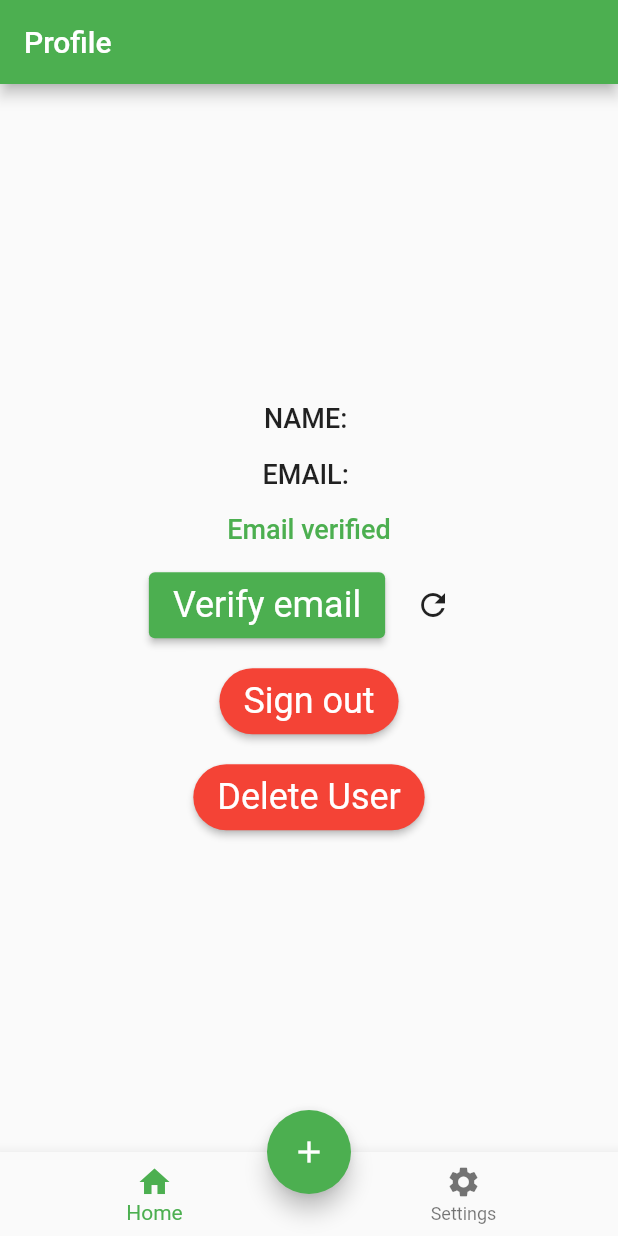
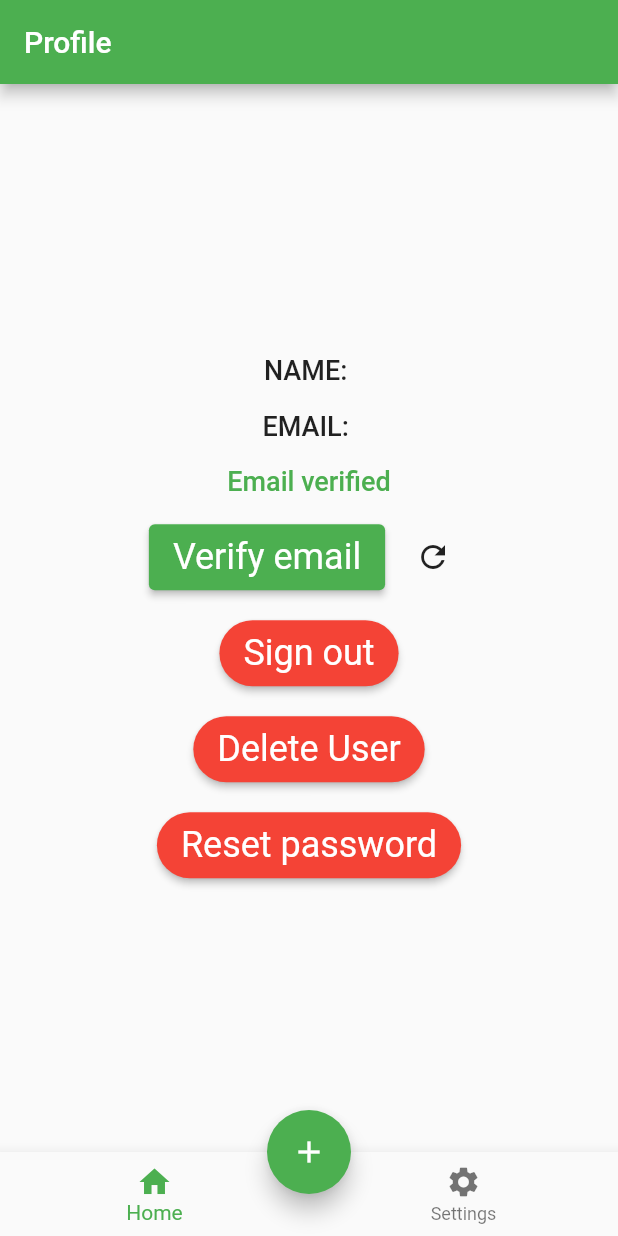
Before and after one commit to fredrikhoelseter/WhatsInMyFridge, a Flutter app: the ProfilePage screen opened directly with empty values, on a phone screen of 412 x 824 dp. Run offline on Flutter 3.47's test engine with Material 2 defaults, Android fonts, the phone set to English and light mode, and no system bars; our stand-ins replace firebase_auth, firebase_core; accounts and stored records are empty.

Commit message:
Added reset password method

```diff
--- a/lib/screens/profile_page.dart
+++ b/lib/screens/profile_page.dart
@@ -18,6 +18,7 @@ class _ProfilePageState extends State<ProfilePage> {
   bool _isSendingVerification = false;
   bool _isSigningOut = false;
   bool _isDeletingUser = false;
+  bool _isResettingPassword = false;
 
   late User _currentUser;
 
@@ -148,6 +149,29 @@ class _ProfilePageState extends State<ProfilePage> {
                       ),
                     ),
                   ),
+            SizedBox(height: 16.0),
+            _isResettingPassword
+                ? CircularProgressIndicator()
+                : ElevatedButton(
+                    onPressed: () async {
+                      setState(() {
+                        _isResettingPassword = true;
+                      });
+                      await FireAuth.resetPassword(
+                          email: '${_currentUser.email}');
+
+                      setState(() {
+                        _isResettingPassword = false;
+                      });
+                    },
+                    child: Text('Reset password'),
+                    style: ElevatedButton.styleFrom(
+                      primary: Colors.red,
+                      shape: RoundedRectangleBorder(
+                        borderRadius: BorderRadius.circular(30),
+                      ),
+                    ),
+                  ),
           ],
         ),
       ),
--- a/lib/utilities/fire_auth.dart
+++ b/lib/utilities/fire_auth.dart
@@ -2,6 +2,8 @@ import 'package:firebase_auth/firebase_auth.dart';
 import 'package:flutter/material.dart';
 
 class FireAuth {
+  final _auth = FirebaseAuth.instance;
+
   // For registering a new user
   static Future<User?> registerUsingEmailPassword({
     required String name,
@@ -76,4 +78,8 @@ class FireAuth {
       print("Failed with error code: ${e.code}");
     }
   }
+
+  static Future<void> resetPassword({required email}) async {
+    await FirebaseAuth.instance.sendPasswordResetEmail(email: email);
+  }
 }
```
